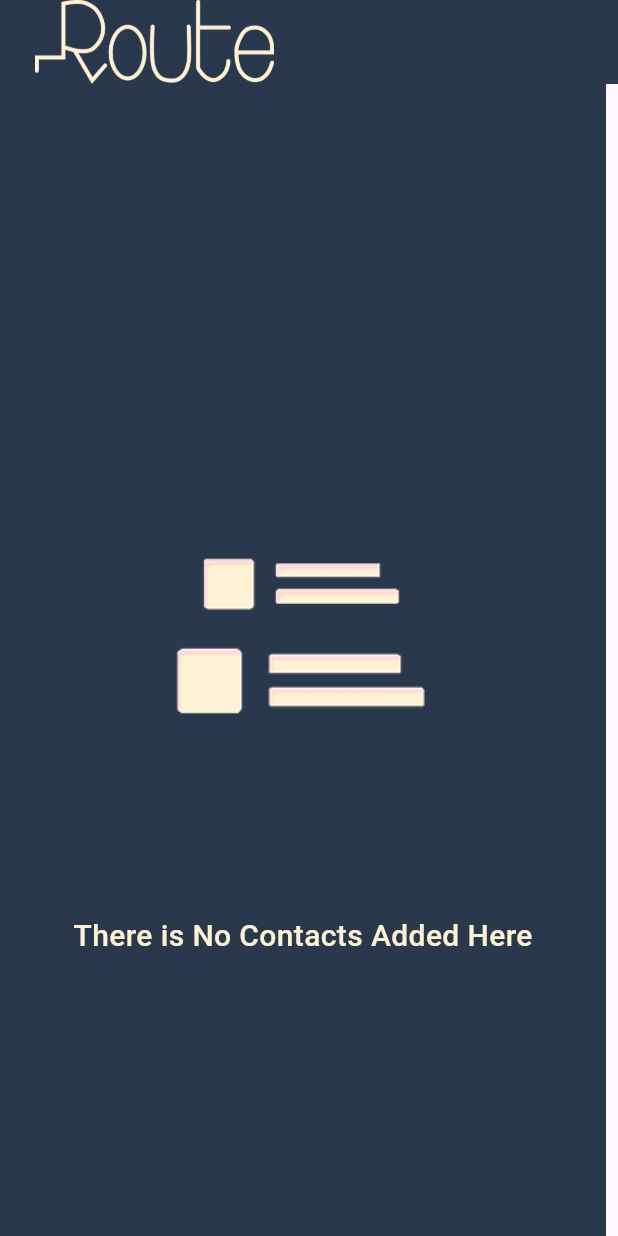
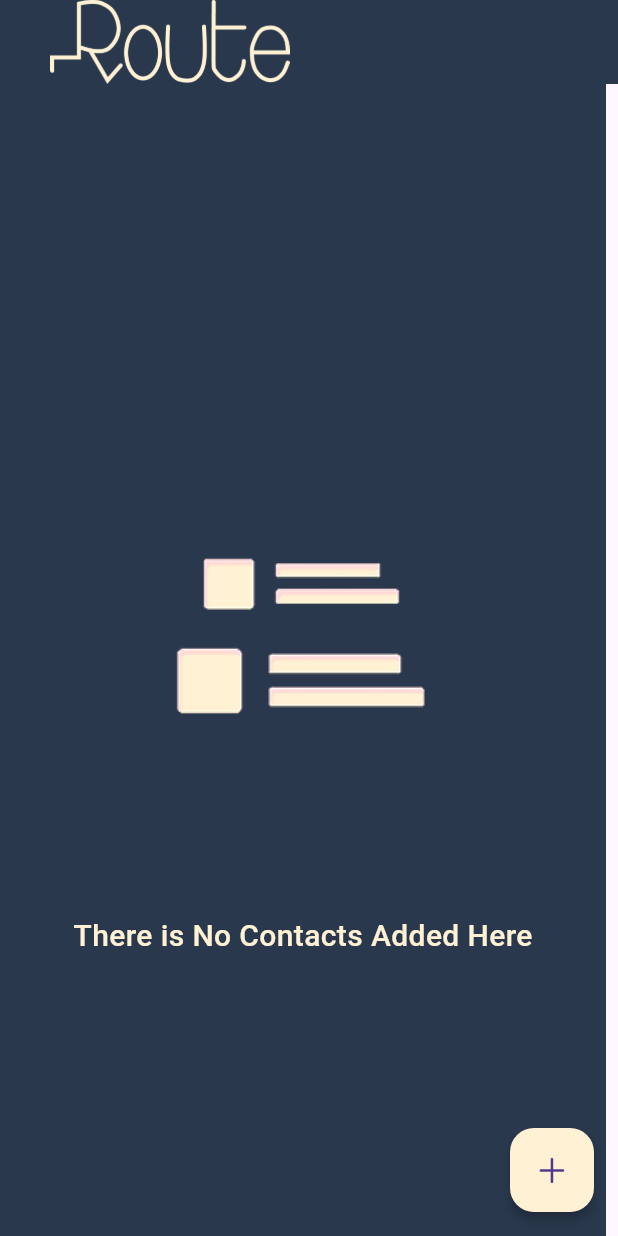
Before and after one commit to OmarAdel10/contact_app, a Flutter app: the screen it shows after launch, on a phone screen of 412 x 824 dp. Run offline on Flutter 3.47's test engine with Material 3 defaults, Android fonts, the phone set to English and light mode, and no system bars.

Commit message:
- Adding floating action button with add icon for contact creation - Implementing bottom sheet modal dialog interface - Adding Lottie animation package

```diff
--- a/lib/homePage_screen.dart
+++ b/lib/homePage_screen.dart
@@ -1,3 +1,4 @@
+import 'package:flutter/cupertino.dart';
 import 'package:flutter/material.dart';
 
 class HomePageScreen extends StatefulWidget {
@@ -11,25 +12,43 @@ class _HomePageScreenState extends State<HomePageScreen> {
   Widget build(BuildContext context) {
     return Scaffold(
       appBar: AppBar(
-        leadingWidth: MediaQuery.sizeOf(context).width *0.5,
+        leadingWidth: MediaQuery.sizeOf(context).width * 0.55,
         leading: Image.asset('assets/images/appBar_image.png'),
         backgroundColor: Color(0xFF29384D),
       ),
       body: Container(
         padding: EdgeInsets.symmetric(horizontal: 18),
-        decoration: BoxDecoration(
-          color: Color(0xFF29384D),
-        ),
+        decoration: BoxDecoration(color: Color(0xFF29384D)),
         child: SafeArea(
           child: Column(
             mainAxisAlignment: MainAxisAlignment.center,
             children: [
               Image.asset('assets/images/homepage_middle_image.png'),
-              Text('There is No Contacts Added Here',style: TextStyle(color: Color(0xFFFFF1D4), fontSize: 20, fontWeight: FontWeight.w500),),
+              Text(
+                'There is No Contacts Added Here',
+                style: TextStyle(
+                  color: Color(0xFFFFF1D4),
+                  fontSize: 20,
+                  fontWeight: FontWeight.w500,
+                ),
+              ),
             ],
           ),
         ),
       ),
+      floatingActionButton: FloatingActionButton(
+        onPressed: () {
+          _bottomSheet(context);
+        },
+        backgroundColor: Color(0xFFFFF1D4),
+        elevation: 3,
+        child: Icon(CupertinoIcons.add),
+      ),
     );
   }
+
+  void _bottomSheet(BuildContext context) {
+    showModalBottomSheet(context: context, builder: (_) => Container());
+  }
+
 }
--- a/pubspec.yaml
+++ b/pubspec.yaml
@@ -34,6 +34,7 @@ dependencies:
   # The following adds the Cupertino Icons font to your application.
   # Use with the CupertinoIcons class for iOS style icons.
   cupertino_icons: ^1.0.8
+  lottie: ^3.3.1
 
 dev_dependencies:
   flutter_test:
```
Also changed, not shown: pubspec.lock.
